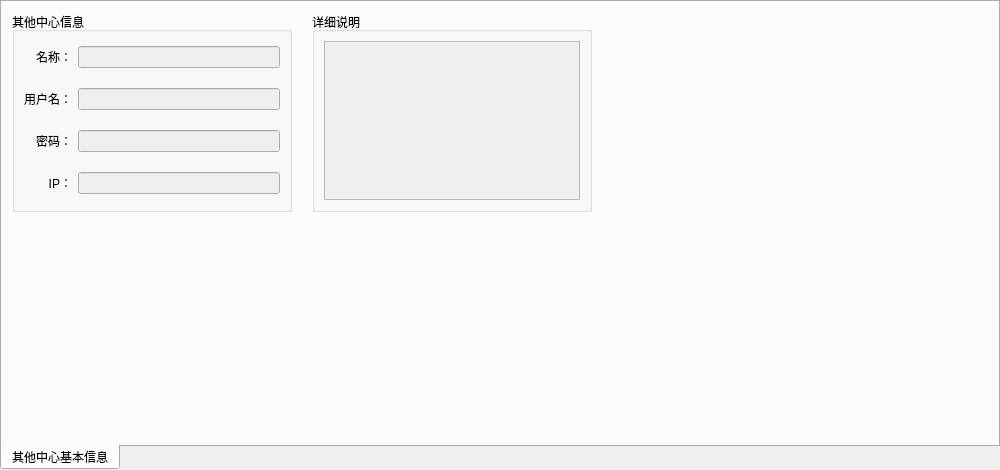
Above: widget/centerinfo_widget.ui from yanghang8612/SMAMMainUI before the change. Below: the same form after it.
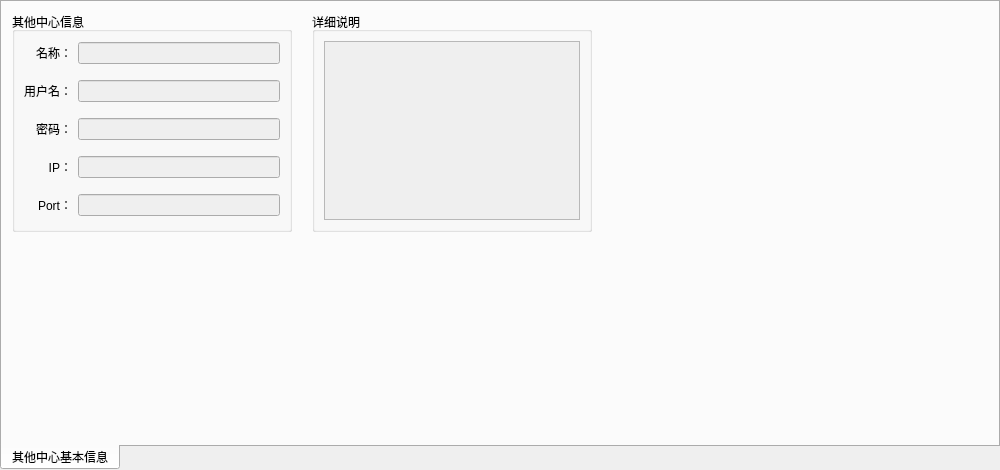
That is the form after the change.

Commit message: Change bean other center and igmas station. Change some UI. Delete .xml and .zn.

Diff of the .ui file:
```diff
--- a/widget/centerinfo_widget.ui
+++ b/widget/centerinfo_widget.ui
@@ -23,7 +23,7 @@
       <x>310</x>
       <y>10</y>
       <width>280</width>
-      <height>200</height>
+      <height>220</height>
      </rect>
     </property>
     <property name="title">
@@ -45,7 +45,7 @@
       <x>10</x>
       <y>10</y>
       <width>280</width>
-      <height>200</height>
+      <height>220</height>
      </rect>
     </property>
     <property name="title">
@@ -156,6 +156,26 @@
        </property>
       </widget>
      </item>
+     <item row="4" column="0">
+      <widget class="QLabel" name="label_5">
+       <property name="text">
+        <string>Port：</string>
+       </property>
+       <property name="alignment">
+        <set>Qt::AlignRight|Qt::AlignTrailing|Qt::AlignVCenter</set>
+       </property>
+      </widget>
+     </item>
+     <item row="4" column="1">
+      <widget class="QLineEdit" name="centerPortEdit">
+       <property name="enabled">
+        <bool>false</bool>
+       </property>
+       <property name="cursor">
+        <cursorShape>ArrowCursor</cursorShape>
+       </property>
+      </widget>
+     </item>
     </layout>
    </widget>
   </widget>
```
Left out of the diff: 78 changed lines with no effect on the pictures. The commit also changes 16 other files.
